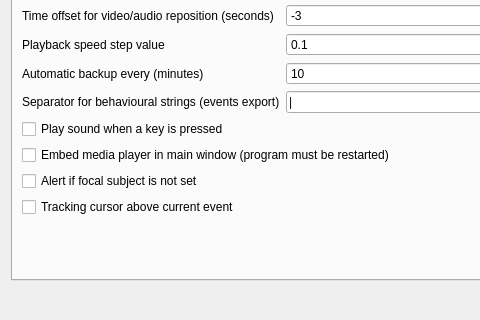
The window that preferences.ui (olivierfriard/BORIS) describes before a commit, drawn with Qt 5; both pictures show x 0 to 480 and y 99 to 419 of the 694 by 419 pixel window.
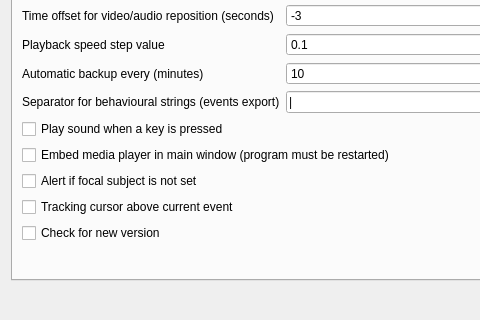
The same window after the commit.

Commit message: added option for allowing checking for new version

```diff
--- a/preferences.ui
+++ b/preferences.ui
@@ -180,6 +180,13 @@
              </property>
             </widget>
            </item>
+           <item row="10" column="0">
+            <widget class="QCheckBox" name="cbCheckForNewVersion">
+             <property name="text">
+              <string>Check for new version</string>
+             </property>
+            </widget>
+           </item>
           </layout>
          </item>
         </layout>
```
The commit also changes 3 other files.
